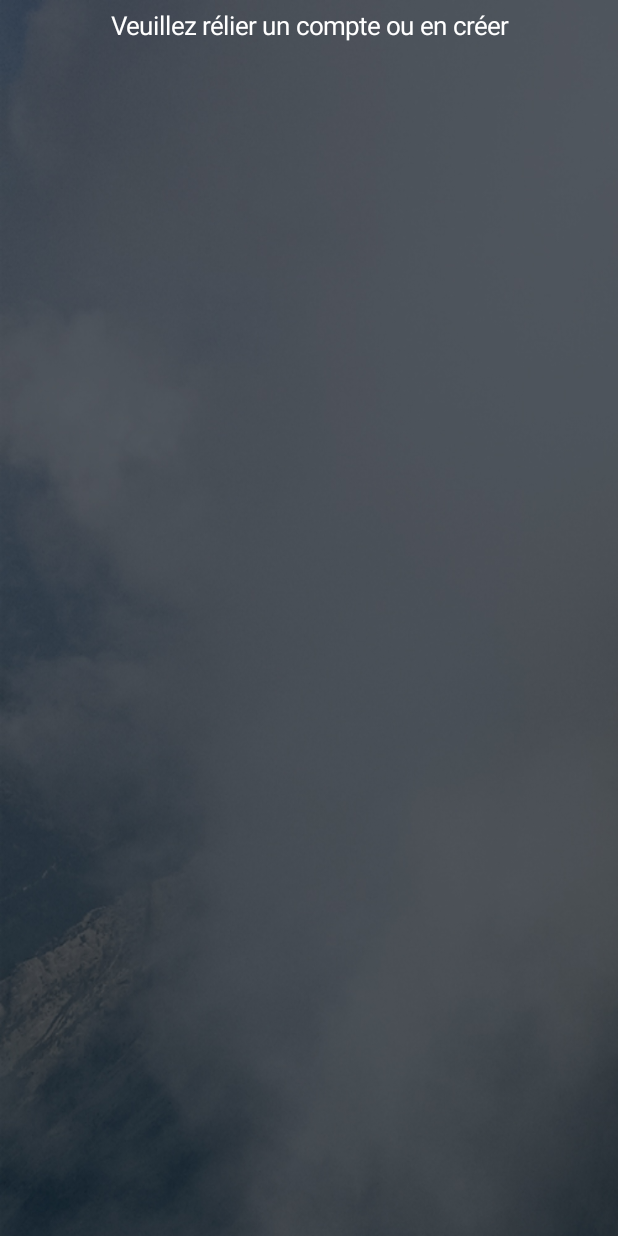
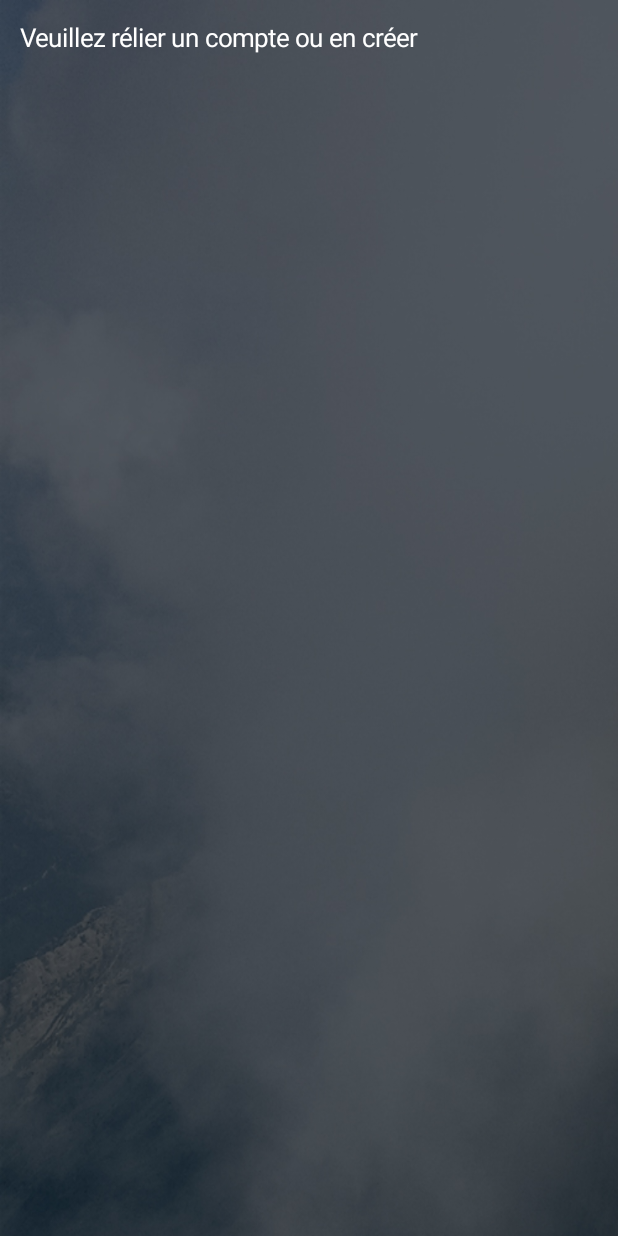
Before and after one commit to Mukinayi/E-Lif, an Android app: the fragment Fragment_transaction shown on its own in the app's theme, on a phone screen of 412 x 824 dp. Run offline under Robolectric (Android 15) with nearby library versions, the phone set to English and light mode, and no system bars.

Commit message:
recent recent recent recent..............

```diff
--- a/app/build.gradle
+++ b/app/build.gradle
@@ -41,4 +41,6 @@ dependencies {
     compile files('libs/GenAsync.1.2.jar')
     compile 'com.google.android.gms:play-services-gcm:10.2.1'
     compile 'com.nabinbhandari.android:permissions:3.5'
+    compile 'com.jjoe64:graphview:4.2.1'
+    implementation files('libs/mpandroidchartlibrary-2-2-4.jar')
 }
--- a/app/src/main/java/com/wolfsoft/one/cg/epargne/Fragment_transaction.java
+++ b/app/src/main/java/com/wolfsoft/one/cg/epargne/Fragment_transaction.java
@@ -1,5 +1,7 @@
 package com.wolfsoft.one.cg.epargne;
 
+import android.app.AlertDialog;
+import android.app.ProgressDialog;
 import android.content.Context;
 import android.os.Bundle;
 import android.support.annotation.Nullable;
@@ -7,6 +9,8 @@ import android.support.v4.app.Fragment;
 import android.view.LayoutInflater;
 import android.view.View;
 import android.view.ViewGroup;
+import android.widget.Button;
+import android.widget.EditText;
 import android.widget.LinearLayout;
 import android.widget.TextView;
 
@@ -20,6 +24,9 @@ import com.wolfsoft.one.cg.network.NetworkConnection;
 public class Fragment_transaction extends Fragment {
     NetworkConnection networkConnection;
     Context context;
+    AlertDialog.Builder alb;
+    AlertDialog dialog;
+    ProgressDialog pDialog;
     @Nullable
     @Override
     public View onCreateView(LayoutInflater inflater, @Nullable ViewGroup container, @Nullable Bundle savedInstanceState) {
@@ -27,17 +34,55 @@ public class Fragment_transaction extends Fragment {
         context = getContext();
         TextView labelMessage = (TextView)ftransactions.findViewById(R.id.labelMessage);
         networkConnection = new NetworkConnection(context);
+        LinearLayout translay = (LinearLayout)ftransactions.findViewById(R.id.translay);
+        LinearLayout layoutuncon = (LinearLayout)ftransactions.findViewById(R.id.layoutuncon);
+
+
+
         if(networkConnection.storedDatas("borrowerid")==null){
+            layoutuncon.setVisibility(View.VISIBLE);
+            translay.setVisibility(View.GONE);
             labelMessage.setText("Veuillez rélier un compte ou en créer");
             labelMessage.setTextSize(17f);
+
         }else{
             if(networkConnection.storedDatas("savingid")==null){
                 labelMessage.setText("Veuillez rélier un produit d\'épargne");
                 labelMessage.setTextSize(17f);
+                layoutuncon.setVisibility(View.VISIBLE);
+                translay.setVisibility(View.GONE);
             }else {
                 labelMessage.setText("Effectuer une transaction");
+                layoutuncon.setVisibility(View.GONE);
+                translay.setVisibility(View.VISIBLE);
             }
         }
+
+        EditText etccourant = (EditText)ftransactions.findViewById(R.id.etccourant);
+        etccourant.setText(networkConnection.storedDatas("numcompte"));
+        etccourant.setEnabled(false);
+        final EditText etdepositamount = (EditText)ftransactions.findViewById(R.id.etdepositamount);
+        final EditText etpincc = (EditText)ftransactions.findViewById(R.id.etpincc);
+
+        Button btntransact = (Button)ftransactions.findViewById(R.id.btntransact);
+        btntransact.setOnClickListener(new View.OnClickListener() {
+            @Override
+            public void onClick(View v) {
+                alb = new AlertDialog.Builder(context);
+                alb.setTitle("Information");
+                alb.setMessage("Cette partie est en construction, veuillez patienter quelques heures");
+                dialog = alb.create();
+
+                if(etdepositamount.getText().toString().isEmpty() || etpincc.getText().toString().isEmpty()){
+                    networkConnection.writeToast("Veuillez remplir tous les chmaps");
+                    dialog.dismiss();
+                }else{
+                    dialog.show();
+                }
+            }
+        });
+
+
 
 
 
--- a/app/src/main/res/layout/fragment_transaction.xml
+++ b/app/src/main/res/layout/fragment_transaction.xml
@@ -7,13 +7,133 @@
     android:background="@drawable/signup_background"
     android:padding="5dp">
 
-
-    <TextView
-        android:id="@+id/labelMessage"
+    <LinearLayout
         android:layout_width="match_parent"
         android:layout_height="wrap_content"
-        android:text="TextView"
-        android:textSize="17sp"
-        android:textColor="#fff"
-        android:gravity="center_horizontal"/>
+        android:padding="8dp"
+        android:id="@+id/layoutuncon"
+        android:orientation="vertical"
+        android:visibility="gone">
+
+        <TextView
+            android:layout_height="wrap_content"
+            android:layout_width="match_parent"
+            android:id="@+id/labelMessage"
+            android:textColor="@color/white"/>
+
+    </LinearLayout>
+
+
+    <LinearLayout
+        android:layout_height="wrap_content"
+        android:layout_width="match_parent"
+        android:id="@+id/translay"
+        android:orientation="vertical"
+        android:visibility="gone">
+
+
+        <TextView
+            android:layout_width="match_parent"
+            android:layout_height="wrap_content"
+            android:layout_gravity="right"
+            android:layout_marginBottom="10dp"
+            android:gravity="center_horizontal"
+            android:padding="12dp"
+            android:text="Approvisionnement du compte Epargne via mon compte courant"
+            android:textColor="@color/dullWhite"
+            android:textSize="20sp" />
+
+        <LinearLayout
+            android:layout_width="match_parent"
+            android:layout_height="0.5dp"
+            android:background="@color/divider"></LinearLayout>
+
+
+
+
+
+        <TextView
+            android:layout_width="match_parent"
+            android:layout_height="wrap_content"
+            android:layout_gravity="right"
+            android:layout_marginBottom="10dp"
+            android:gravity="left"
+            android:padding="12dp"
+            android:text="Mon numéro de compte courant"
+            android:textColor="@color/dullWhite"
+            android:textSize="20sp" />
+
+        <EditText
+            android:id="@+id/etccourant"
+            android:layout_width="match_parent"
+            android:layout_height="wrap_content"
+            android:layout_marginBottom="6dp"
+            android:background="@color/fullTransparent"
+            android:drawableLeft="@drawable/ic_avatar"
+            android:drawablePadding="8dp"
+            android:hint="Mon compte courant"
+            android:inputType="number"
+            android:padding="12dp"
+            android:textColor="#fff"
+            android:textColorHint="@color/white"
+            android:textSize="@dimen/textSize" />
+
+        <LinearLayout
+            android:layout_width="match_parent"
+            android:layout_height="0.5dp"
+            android:background="@color/divider"></LinearLayout>
+
+        <EditText
+            android:id="@+id/etdepositamount"
+            android:layout_width="match_parent"
+            android:layout_height="wrap_content"
+            android:layout_marginBottom="6dp"
+            android:background="@color/fullTransparent"
+            android:drawableLeft="@drawable/ic_avatar"
+            android:drawablePadding="8dp"
+            android:hint="Montant à déposer"
+            android:inputType="numberDecimal"
+            android:padding="12dp"
+            android:textColor="#fff"
+            android:textColorHint="@color/white"
+            android:textSize="@dimen/textSize" />
+
+        <LinearLayout
+            android:layout_width="match_parent"
+            android:layout_height="0.5dp"
+            android:background="@color/divider"></LinearLayout>
+
+        <EditText
+            android:id="@+id/etpincc"
+            android:layout_width="match_parent"
+            android:layout_height="wrap_content"
+            android:layout_marginBottom="6dp"
+            android:background="@color/fullTransparent"
+            android:drawableLeft="@drawable/ic_avatar"
+            android:drawablePadding="8dp"
+            android:hint="Pin du compte courant"
+            android:inputType="numberPassword"
+            android:padding="12dp"
+            android:textColor="#fff"
+            android:textColorHint="@color/white"
+            android:textSize="@dimen/textSize" />
+
+        <LinearLayout
+            android:layout_width="match_parent"
+            android:layout_height="0.5dp"
+            android:background="@color/divider"></LinearLayout>
+
+        <Button
+            android:id="@+id/btntransact"
+            android:layout_width="match_parent"
+            android:layout_height="wrap_content"
+            android:layout_gravity="center"
+            android:background="@color/blue"
+            android:gravity="center"
+            android:padding="20dp"
+            android:text="Valider"
+            android:textColor="@color/white"
+            android:layout_marginTop="8dp"/>
+
+    </LinearLayout>
 </LinearLayout>
```
Also changed, not shown: app/src/main/AndroidManifest.xml (+12 -11 lines), app/src/main/java/com/wolfsoft/one/cg/epargne/Fragment_autres.java (+172 -3 lines), app/src/main/res/layout/fragment_autres.xml (+12 -1 lines), app/libs/mpandroidchartlibrary-2-2-4.jar (added).
